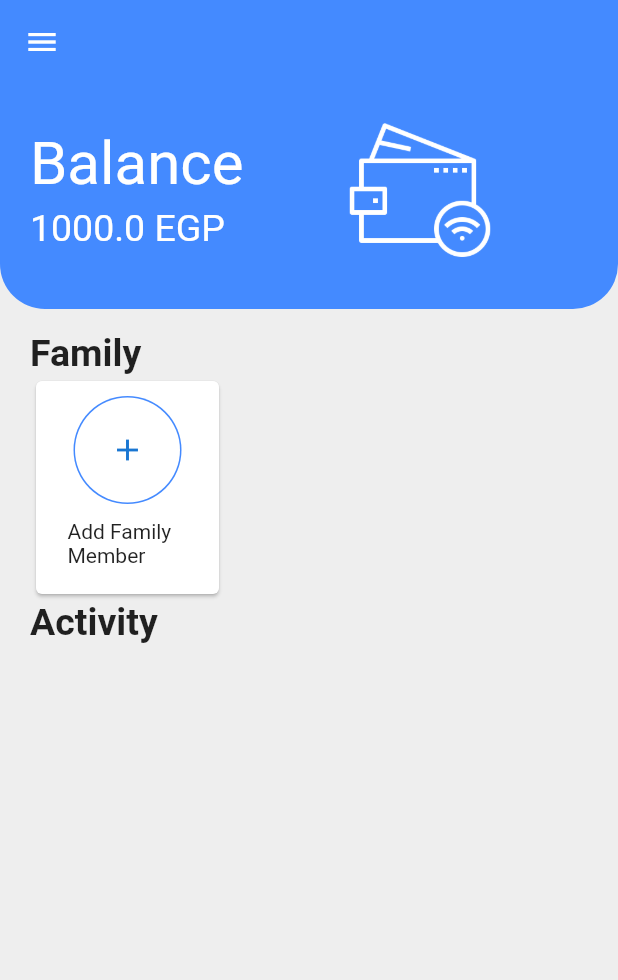
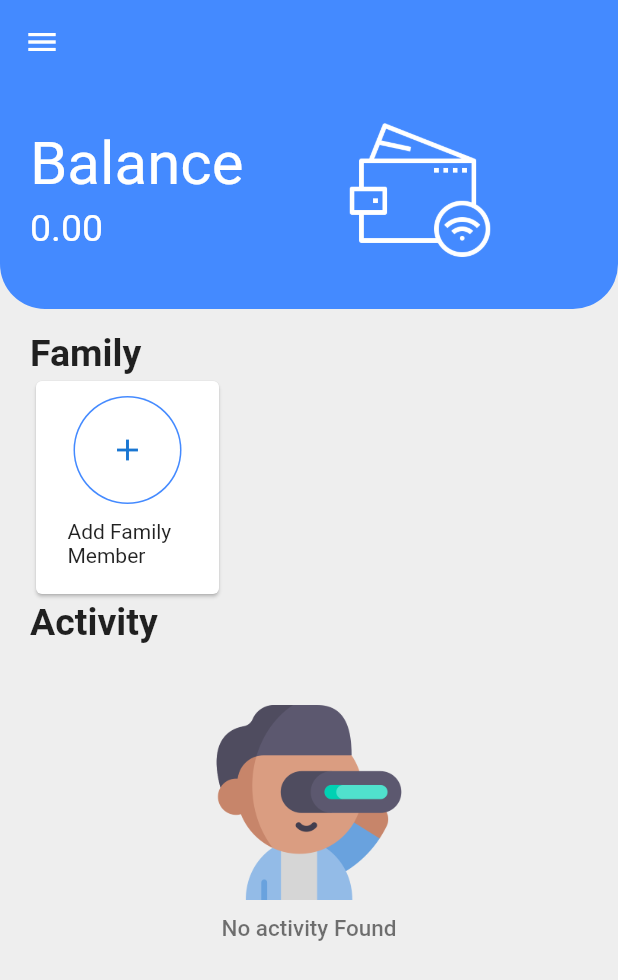
Before and after one commit to MohammadGhanaym/Graduation-project, a Flutter app: the ParentHomeScreen screen opened directly, on a phone screen of 412 x 824 dp. Shown: the top 980 px of the screen. Run offline on Flutter 3.47's test engine with Material 2 defaults, Android fonts, the light colour scheme and no system bars; our stand-ins replace bloc, cloud_firestore, firebase_core, flutter_bloc, flutter_local_notifications, fluttertoast and 2 more; missing offline and left inert: flutter_background_service, flutter_background_service_android, map_launcher; accounts and stored records are empty.

Commit message:
Chore: handle what happen when there is no activity, add validation to add member page

```diff
--- a/st_tracker/lib/layout/parent/cubit/states.dart
+++ b/st_tracker/lib/layout/parent/cubit/states.dart
@@ -3,6 +3,16 @@ abstract class ParentStates {}
 class ParentInitState extends ParentStates {}
 
 class AddFamilyMemberSuccess extends ParentStates {}
+
+class FamilyMemberAlreadyExisted extends ParentStates {
+  String? message;
+  FamilyMemberAlreadyExisted(this.message);
+}
+
+class IDNotFound extends ParentStates {
+  String? message;
+  IDNotFound(this.message);
+}
 
 class AddFamilyMemberLoading extends ParentStates {}
 
@@ -13,6 +23,12 @@ class GetStudentDataSuccess extends ParentStates {}
 class GetStudentDataLoading extends ParentStates {}
 
 class GetStudentDataError extends ParentStates {}
+
+class GetBalanceSuccess extends ParentStates {}
+
+class GetBalanceLoading extends ParentStates {}
+
+class GetBalanceError extends ParentStates {}
 
 class ParentCreateDatabaseState extends ParentStates {}
 
--- a/st_tracker/lib/layout/parent/parent_home_screen.dart
+++ b/st_tracker/lib/layout/parent/parent_home_screen.dart
@@ -1,3 +1,5 @@
+import 'dart:ui';
+
 import 'package:flutter/material.dart';
 import 'package:flutter_bloc/flutter_bloc.dart';
 import 'package:st_tracker/layout/parent/cubit/cubit.dart';
@@ -16,6 +18,7 @@ class ParentHomeScreen extends StatelessWidget {
       ParentCubit.get(context).initBackgroundService();
       ParentCubit.get(context).getData();
       ParentCubit.get(context).getDataFromActivityTable();
+      ParentCubit.get(context).getBalance();
       print('builder');
       return BlocConsumer<ParentCubit, ParentStates>(
         listener: (context, state) {},
@@ -30,13 +33,18 @@ class ParentHomeScreen extends StatelessWidget {
                 child: ListView(children: [
                   DrawerHeader(
                       child: Image(
-                    color: Theme.of(context).primaryColor,
-                    image: AssetImage('assets/images/profile.png'),
+                        image: AssetImage('assets/images/settings.png'),
                         fit: BoxFit.scaleDown,
-                  )),
+                      ),
+                      padding:
+                          const EdgeInsets.fromLTRB(16.0, 16.0, 16.0, 16.0)),
                   DrawerItem(
                     text: 'Add Family Member',
-                    icon: Icons.card_membership,
+                    icon: Image(
+                      image: AssetImage('assets/images/member.png'),
+                      width: 30,
+                      height: 30,
+                    ),
                     ontap: () => navigateTo(context, AddMember()),
                   ),
                   SizedBox(
@@ -44,7 +52,10 @@ class ParentHomeScreen extends StatelessWidget {
                   ),
                   DrawerItem(
                     text: 'Clear History',
-                    icon: Icons.delete_outlined,
+                    icon: Image(
+                        image: AssetImage('assets/images/delete.png'),
+                        width: 30,
+                        height: 30),
                     ontap: () => ParentCubit.get(context).clearHistory(),
                   ),
                   SizedBox(
@@ -52,15 +63,22 @@ class ParentHomeScreen extends StatelessWidget {
                   ),
                   DrawerItem(
                     text: 'Sign Out',
-                    icon: Icons.logout_outlined,
+                    icon: Image(
+                        image: AssetImage('assets/images/signout.png'),
+                        width: 30,
+                        height: 30),
                     ontap: () {
-                      showDialog(context: context, builder:(context) => AlertDialog(
+                      showDialog(
+                          context: context,
+                          builder: (context) => AlertDialog(
                                 title: Text(
                                   'Are you sure?',
                                   style: TextStyle(fontSize: 20),
                                 ),
                                 content: Text(
-                                'Are you sure you want to log out?'),
+                                  'Are you sure you want to log out?',
+                                  style: TextStyle(fontSize: 15),
+                                ),
                                 actions: [
                                   TextButton(
                                       onPressed: () {
@@ -69,13 +87,11 @@ class ParentHomeScreen extends StatelessWidget {
                                       child: Text("LOG OUT")),
                                   TextButton(
                                       onPressed: () {
-
                                         Navigator.of(context).pop();
                                       },
                                       child: Text("NEVERMIND"))
                                 ],
                               ));
-
                     },
                   ),
                   SizedBox(
@@ -86,6 +102,7 @@ class ParentHomeScreen extends StatelessWidget {
               body: Column(
                 crossAxisAlignment: CrossAxisAlignment.start,
                 children: [
+                  // balance
                   Container(
                     padding: EdgeInsets.all(20),
                     alignment: AlignmentDirectional.topStart,
@@ -107,7 +124,7 @@ class ParentHomeScreen extends StatelessWidget {
                                     height: 5,
                                   ),
                                   Text(
-                                    '1000.0 EGP',
+                                    '${ParentCubit.get(context).balance.toStringAsFixed(2)}',
                                     maxLines: 1,
                                     overflow: TextOverflow.ellipsis,
                                     style: TextStyle(
@@ -140,6 +157,7 @@ class ParentHomeScreen extends StatelessWidget {
                   SizedBox(
                     height: 15,
                   ),
+                  // family
                   Padding(
                     padding: const EdgeInsets.symmetric(horizontal: 20.0),
                     child: Column(
@@ -237,19 +255,54 @@ class ParentHomeScreen extends StatelessWidget {
                           SizedBox(
                             height: 5,
                           ),
-                          Expanded(
+                          ParentCubit.get(context).activities.isNotEmpty
+                              ? Expanded(
                                   child: ListView.separated(
                                       shrinkWrap: true,
-                                itemBuilder: (context, index) => ActivityItem(
-                                    model: ParentCubit.get(context)
+                                      itemBuilder: (context, index) =>
+                                          ActivityItem(
+                                              model:
+                                                  ParentCubit.get(context)
                                                       .activities[index],
                                               studentsData:
-                                        ParentCubit.get(context).studentsData),
-                                separatorBuilder: (context, index) => SizedBox(
+                                                  ParentCubit.get(context)
+                                                      .studentsData),
+                                      separatorBuilder: (context, index) =>
+                                          SizedBox(
                                             height: 5,
                                           ),
-                                itemCount:
-                                    ParentCubit.get(context).activities.length),
+                                      itemCount: ParentCubit.get(context)
+                                          .activities
+                                          .length),
+                                )
+                              : Center(
+                                  child: Container(
+                                    width: 200,
+                                    height: 230,
+                                    child: Column(
+                                      mainAxisAlignment:
+                                          MainAxisAlignment.center,
+                                      children: [
+                                        Image(
+                                          height: 130,
+                                          width: 130,
+                                          image: AssetImage(
+                                              'assets/images/searching.png'),
+                                          fit: BoxFit.cover,
+                                        ),
+                                        SizedBox(
+                                          height: 10,
+                                        ),
+                                        Text(
+                                          'No activity Found',
+                                          style: TextStyle(
+                                              fontSize: 15,
+                                              color: Colors.black54,
+                                              fontWeight: FontWeight.w500),
+                                        ),
+                                      ],
+                                    ),
+                                  ),
                                 )
                         ],
                       ),
--- a/st_tracker/lib/main.dart
+++ b/st_tracker/lib/main.dart
@@ -15,7 +15,6 @@ import 'package:st_tracker/shared/network/local/cache_helper.dart';
 
 void main() async {
   WidgetsFlutterBinding.ensureInitialized();
-
   await Firebase.initializeApp();
 
   Bloc.observer = MyBlocObserver();
--- a/st_tracker/lib/modules/parent/add_member/add_member_screen.dart
+++ b/st_tracker/lib/modules/parent/add_member/add_member_screen.dart
@@ -17,8 +17,11 @@ class AddMember extends StatelessWidget {
           ShowToast(
               message: 'Member is added successfully',
               state: ToastStates.SUCCESS);
+        } else if (state is FamilyMemberAlreadyExisted) {
+          ShowToast(message: state.message!, state: ToastStates.WARNING);
+        } else if (state is IDNotFound) {
+          ShowToast(message: state.message!, state: ToastStates.ERROR);
         }
-
       },
       builder: (context, state) {
         return GestureDetector(
--- a/st_tracker/lib/shared/components/components.dart
+++ b/st_tracker/lib/shared/components/components.dart
@@ -140,11 +140,11 @@ class DrawerItem extends StatelessWidget {
             else
               icon,
             SizedBox(
-              width: 5,
+              width: 10,
             ),
             Text(
               text,
-              style: TextStyle(fontSize: 20),
+              style: TextStyle(fontSize: 20, fontWeight: FontWeight.w500),
             )
           ],
         ),
```
Also changed, not shown: st_tracker/lib/layout/parent/cubit/cubit.dart (+38 -1 lines), st_tracker/assets/images/delete.png (added), st_tracker/assets/images/login_background.png (deleted), st_tracker/assets/images/member.png (added), st_tracker/assets/images/searching.png (added), st_tracker/assets/images/settings.png (added), st_tracker/assets/images/signout.png (added). Lines whose indentation alone changed are shown as unchanged.
